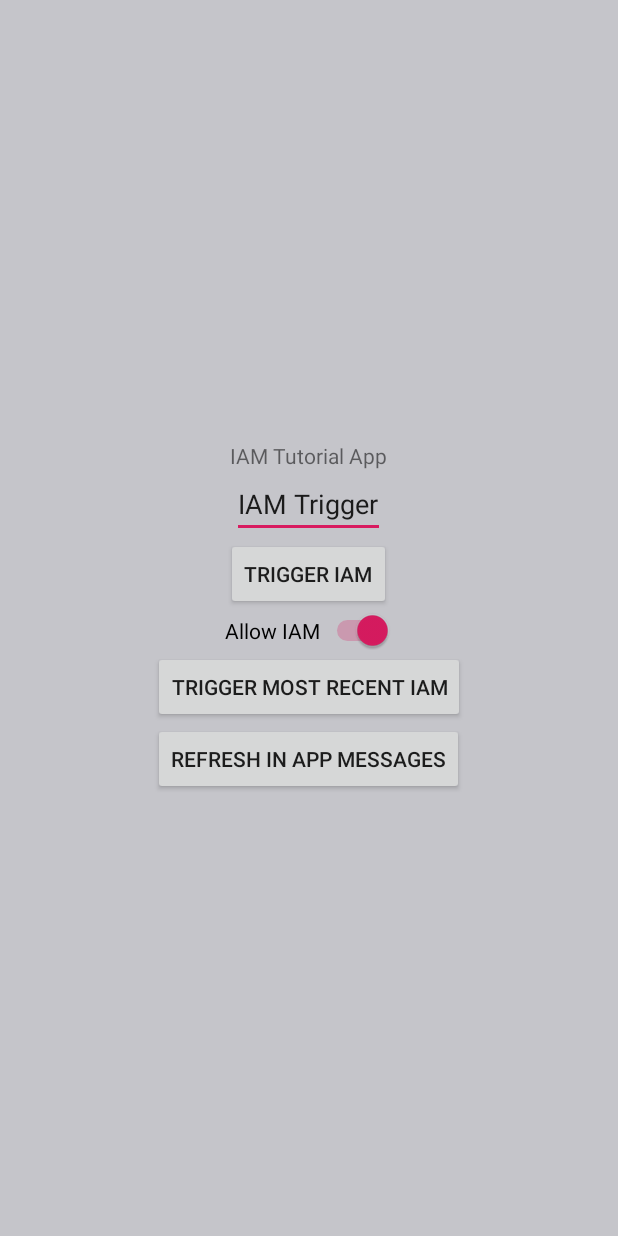
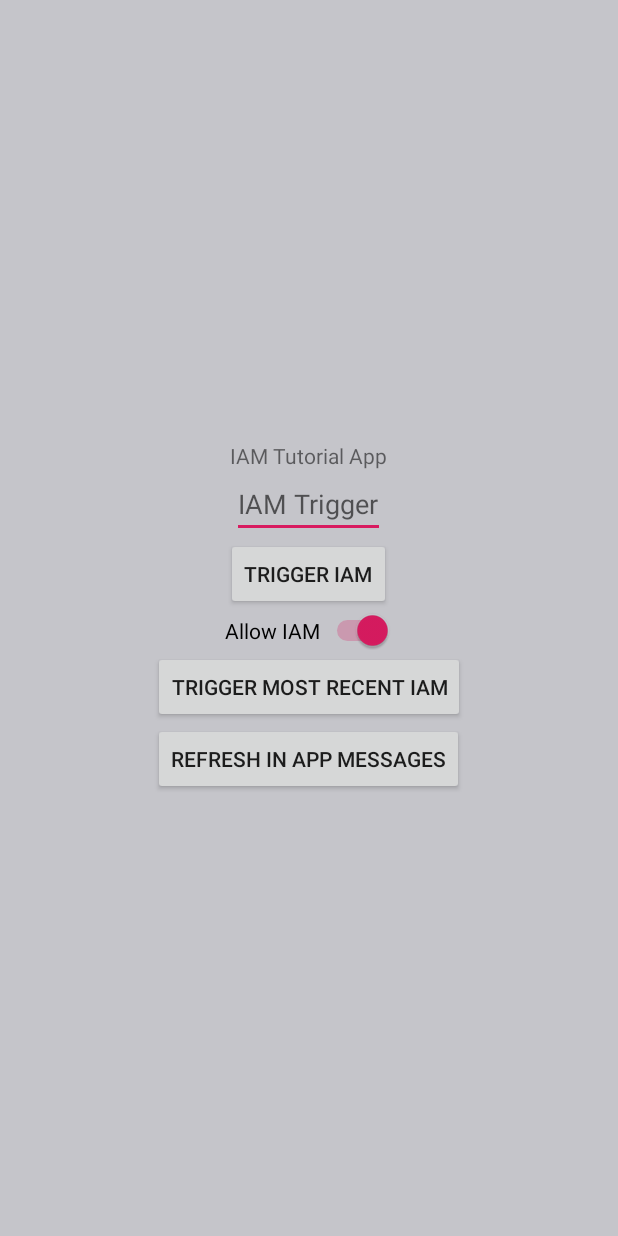
Before and after one commit to adobe/aepsdk-messaging-android, an Android app: the screen it shows after launch (MainActivity), on a phone screen of 412 x 824 dp. Run offline under Robolectric (Android 15) with nearby library versions, the phone set to English and light mode, and no system bars; libraries missing offline, so code that uses them is left out: com.adobe.marketing; 5 statements that could not run were skipped.

Commit message:
Update android tutorial
- updates for rule builder changes
- updates to remove links to AEP schema and dataset configuration
- cleanup + fix some incorrect info

```diff
--- a/docs/tutorials/tutorialApp/src/main/res/layout/activity_main.xml
+++ b/docs/tutorials/tutorialApp/src/main/res/layout/activity_main.xml
@@ -17,7 +17,7 @@
         android:id="@+id/editTextTrigger"
         android:layout_width="wrap_content"
         android:layout_height="wrap_content"
-        android:text="IAM Trigger" />
+        android:hint="IAM Trigger" />
 
     <Button
         android:id="@+id/btnTriggerFullscreenIAM"
```
Also changed, not shown: 16 other files.
